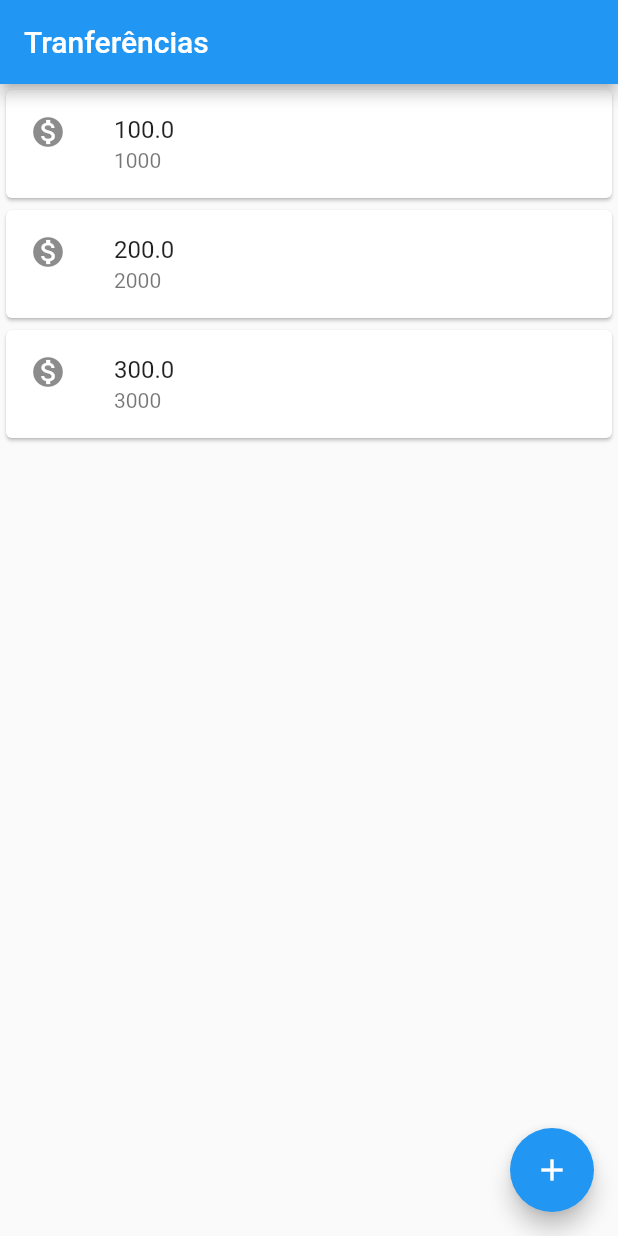
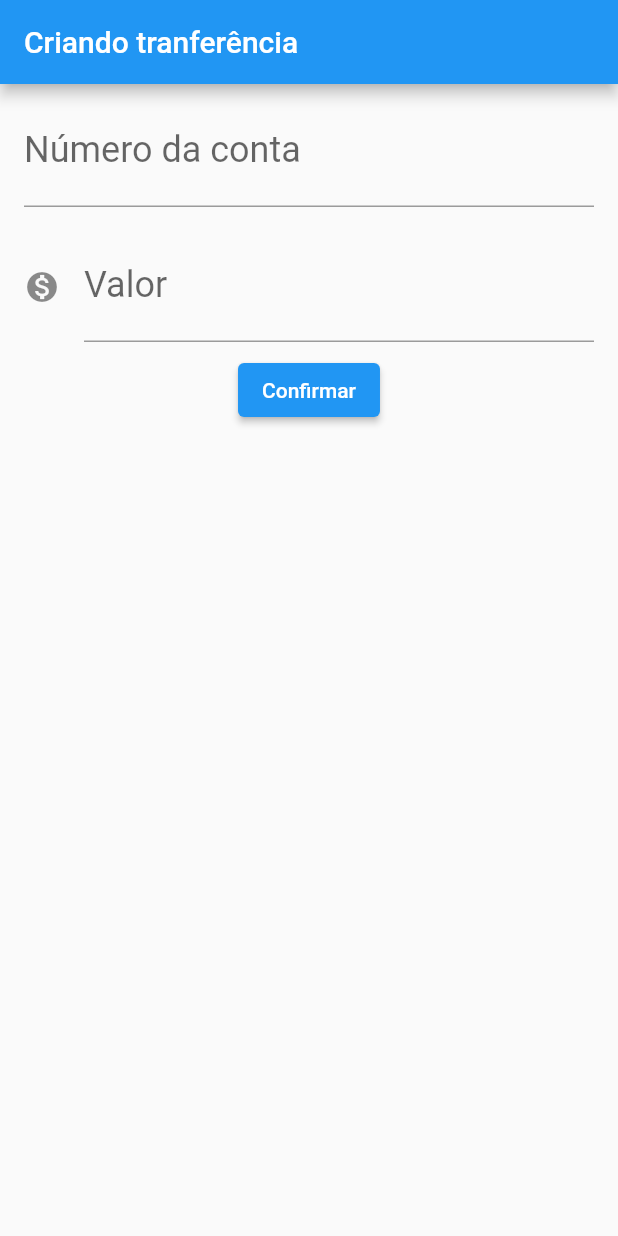
Before and after one commit to ErickCReis/FormacaoFlutter-Alura, a Flutter app: the screen it shows after launch, on a phone screen of 412 x 824 dp. Run offline on Flutter 3.47's test engine with Material 2 defaults, Android fonts, the phone set to English and light mode, and no system bars.

Commit message:
Fundamentos do Flutter: Aula 03 - Criando formulários e refatorando código

```diff
--- a/Fundamentos de Flutter/lib/main.dart
+++ b/Fundamentos de Flutter/lib/main.dart
@@ -1,31 +1,113 @@
 import 'package:flutter/material.dart';
 
-void main() {
-  runApp(
-    MaterialApp(
-      home: Scaffold(
-        appBar: AppBar(
-          title: const Text('Tranferências'),
-        ),
-        floatingActionButton: FloatingActionButton(
-          child: const Icon(Icons.add),
-          onPressed: () {},
-        ),
-        body: ListaTranferencias(),
+void main() => runApp(const BytebankApp());
+
+class BytebankApp extends StatelessWidget {
+  const BytebankApp({Key? key}) : super(key: key);
+
+  @override
+  Widget build(BuildContext context) {
+    return MaterialApp(
+      home: FormularioTransferencia(),
+    );
+  }
+}
+
+class FormularioTransferencia extends StatelessWidget {
+  final TextEditingController _controladorCampoNumeroConta =
+      TextEditingController();
+  final TextEditingController _controladorCampoValor = TextEditingController();
+
+  FormularioTransferencia({Key? key}) : super(key: key);
+
+  @override
+  Widget build(BuildContext context) {
+    return Scaffold(
+      appBar: AppBar(
+        title: const Text('Criando tranferência'),
       ),
-    ),
-  );
+      body: Column(
+        children: [
+          Padding(
+            padding: const EdgeInsets.symmetric(
+              horizontal: 16.0,
+              vertical: 8.0,
+            ),
+            child: TextField(
+              controller: _controladorCampoNumeroConta,
+              style: const TextStyle(fontSize: 24.0),
+              decoration: const InputDecoration(
+                labelText: 'Número da conta',
+                hintText: '0000',
+              ),
+              keyboardType: TextInputType.number,
+            ),
+          ),
+          Padding(
+            padding: const EdgeInsets.symmetric(
+              horizontal: 16.0,
+              vertical: 8.0,
+            ),
+            child: TextField(
+              controller: _controladorCampoValor,
+              style: const TextStyle(
+                fontSize: 24.0,
+              ),
+              decoration: const InputDecoration(
+                icon: Icon(Icons.monetization_on),
+                labelText: 'Valor',
+                hintText: '0.00',
+              ),
+              keyboardType: TextInputType.number,
+            ),
+          ),
+          ElevatedButton(
+            child: const Text('Confirmar'),
+            onPressed: () {
+              debugPrint('Clicou no confirmar');
+              final int? numeroConta =
+                  int.tryParse(_controladorCampoNumeroConta.text);
+              final double? valor =
+                  double.tryParse(_controladorCampoValor.text);
+
+              if (numeroConta == null || valor == null) {
+                return;
+              }
+
+              final transferenciaCriada = Transferencia(valor, numeroConta);
+              ScaffoldMessenger.of(context).showSnackBar(
+                SnackBar(
+                  content: Text('$transferenciaCriada'),
+                ),
+              );
+            },
+          )
+        ],
+      ),
+    );
+  }
 }
 
 class ListaTranferencias extends StatelessWidget {
+  const ListaTranferencias({Key? key}) : super(key: key);
+
   @override
   Widget build(BuildContext context) {
-    return Column(
-      children: [
-        ItemTranferencia(Transferencia(100.0, 1000)),
-        ItemTranferencia(Transferencia(200.0, 2000)),
-        ItemTranferencia(Transferencia(300.0, 3000)),
-      ],
+    return Scaffold(
+      appBar: AppBar(
+        title: const Text('Tranferências'),
+      ),
+      body: Column(
+        children: [
+          ItemTranferencia(Transferencia(100.0, 1000)),
+          ItemTranferencia(Transferencia(200.0, 2000)),
+          ItemTranferencia(Transferencia(300.0, 3000)),
+        ],
+      ),
+      floatingActionButton: FloatingActionButton(
+        child: const Icon(Icons.add),
+        onPressed: () {},
+      ),
     );
   }
 }
@@ -33,7 +115,7 @@ class ListaTranferencias extends StatelessWidget {
 class ItemTranferencia extends StatelessWidget {
   final Transferencia _tranferencia;
 
-  const ItemTranferencia(this._tranferencia);
+  const ItemTranferencia(this._tranferencia, {Key? key}) : super(key: key);
 
   @override
   Widget build(BuildContext context) {
@@ -52,4 +134,9 @@ class Transferencia {
   final int numeroConta;
 
   Transferencia(this.valor, this.numeroConta);
+
+  @override
+  String toString() {
+    return 'Transferencia{valor: $valor, numeroConta: $numeroConta}';
+  }
 }
```
Also changed, not shown: 1 other file.
